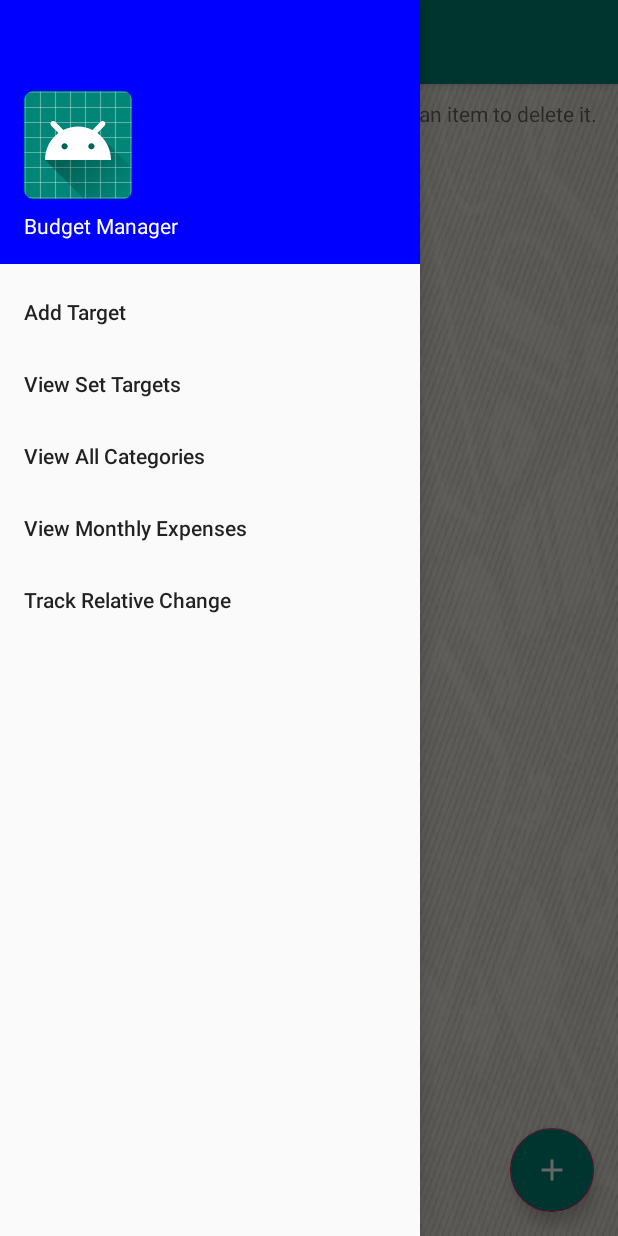
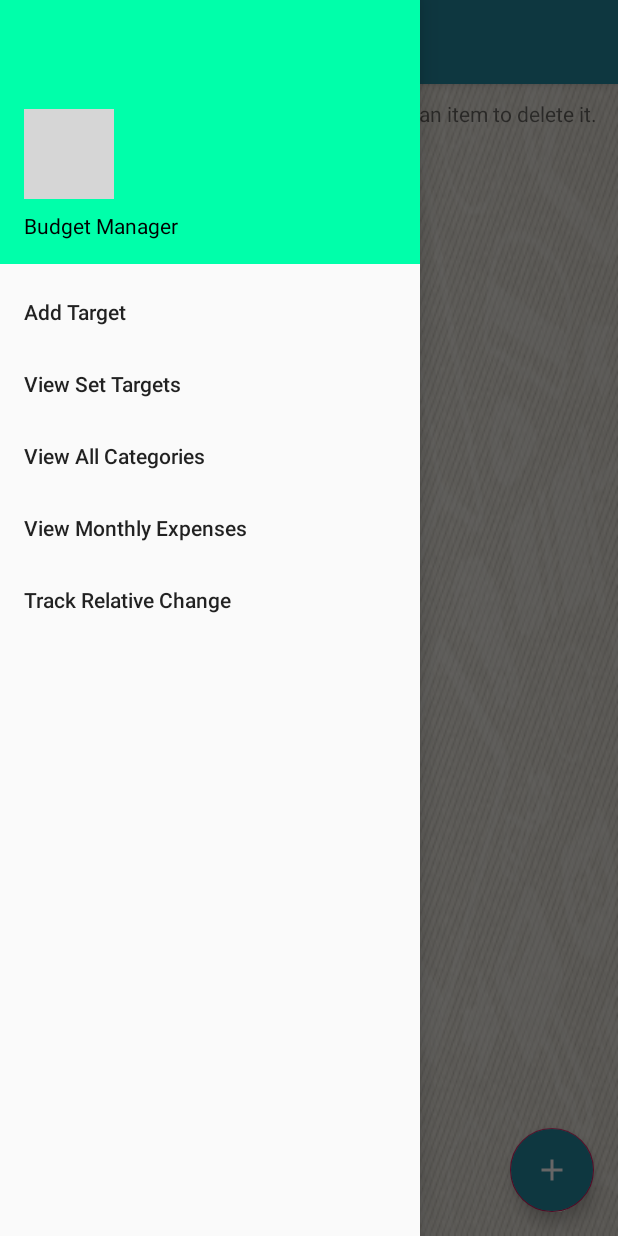
Before and after one commit to TheAkash2002/BudgetManager, an Android app: the screen it shows after launch (MainActivity), with the side drawer open, on a phone screen of 412 x 824 dp. Run offline under Robolectric (Android 15) with nearby library versions, the phone set to English and light mode, and no system bars; our stand-ins replace ButterKnife; grey boxes are pictures that could not be loaded.

Commit message:
Changed Color Scheme

```diff
--- a/app/src/main/res/layout/add_target.xml
+++ b/app/src/main/res/layout/add_target.xml
@@ -3,7 +3,8 @@
     xmlns:app="http://schemas.android.com/apk/res-auto"
     xmlns:tools="http://schemas.android.com/tools"
     android:layout_width="match_parent"
-    android:layout_height="match_parent">
+    android:layout_height="match_parent"
+    android:background="@mipmap/background">
 
     <TextView
         android:id="@+id/textViewMonth"
--- a/app/src/main/res/layout/nav_header.xml
+++ b/app/src/main/res/layout/nav_header.xml
@@ -3,21 +3,22 @@
     android:orientation="vertical"
     android:layout_width="match_parent"
     android:layout_height="176dp"
-    android:background="#0000ff"
+    android:background="#00ffaa"
     android:gravity="bottom"
     android:padding="16dp"
     android:theme="@style/ThemeOverlay.AppCompat.Dark">
 
     <ImageView
-        android:layout_width="wrap_content"
-        android:layout_height="wrap_content"
-        android:src="@mipmap/ic_launcher_round" />
+        android:layout_width="60dp"
+        android:layout_height="60dp"
+        android:src="@mipmap/app_icon" />
 
     <TextView
         android:layout_width="wrap_content"
         android:layout_height="wrap_content"
         android:paddingTop="8dp"
         android:text="Budget Manager"
+        android:textColor="#000000"
         android:textAppearance="@style/TextAppearance.AppCompat.Body1" />
 
 
--- a/app/src/main/res/values/colors.xml
+++ b/app/src/main/res/values/colors.xml
@@ -1,6 +1,6 @@
 <?xml version="1.0" encoding="utf-8"?>
 <resources>
-    <color name="colorPrimary">#008577</color>
-    <color name="colorPrimaryDark">#00574B</color>
-    <color name="colorAccent">#D81B60</color>
+    <color name="colorAccent">#d81b60</color>
+    <color name="colorPrimary">#228ba1</color>
+    <color name="colorPrimaryDark">#1c6f80</color>
 </resources>
```
